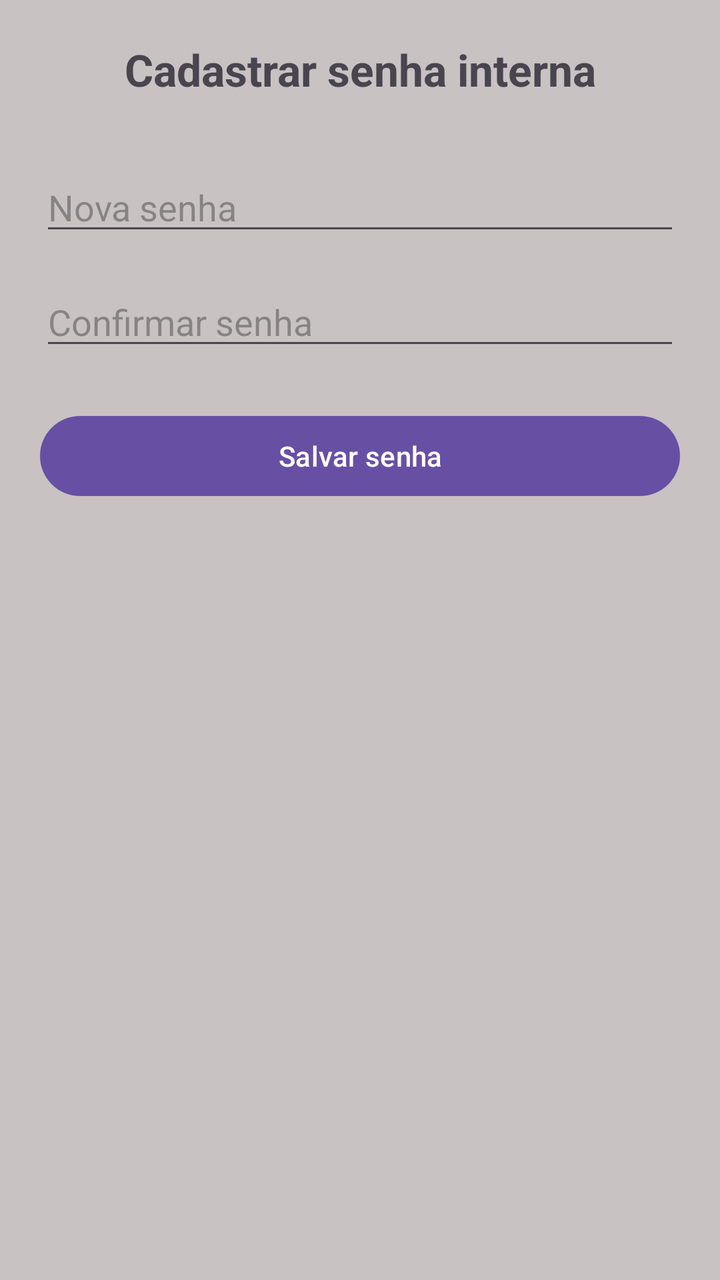
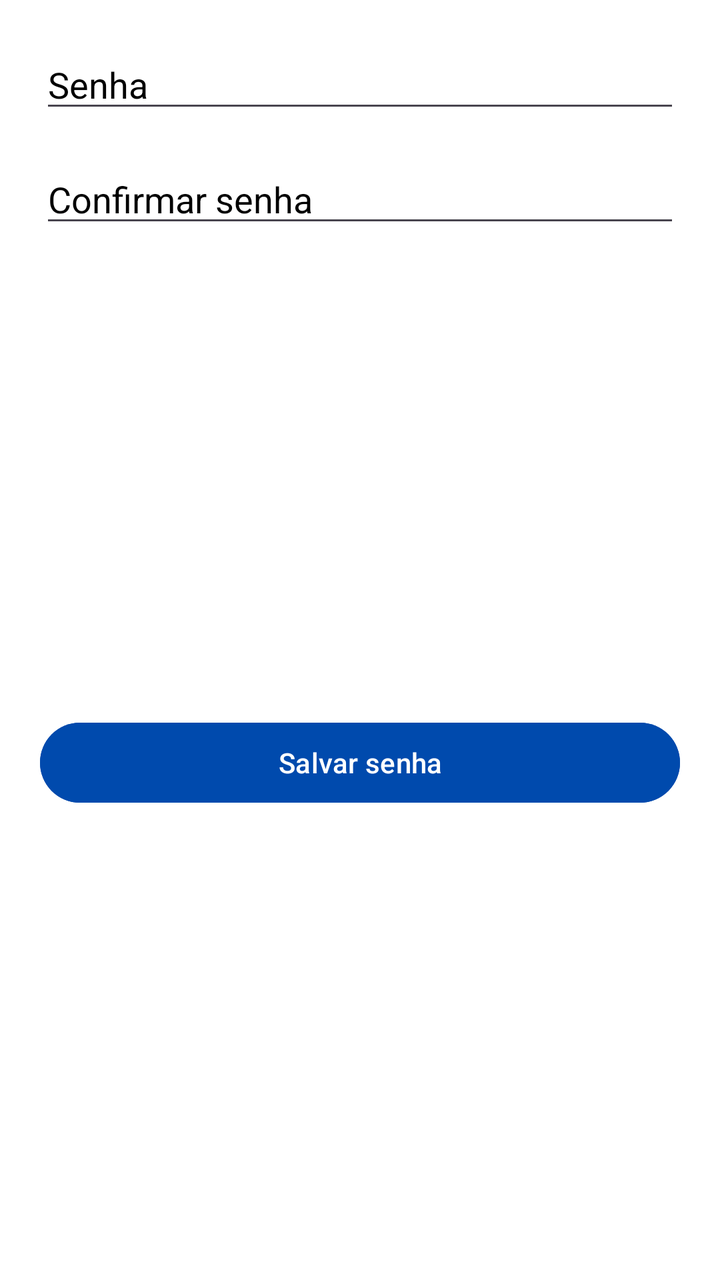

Two renders of the same Android screen: before a commit and after it. Below are the layout's source before the change and the commit's diff.
<!-- AndroidManifest.xml: application theme Theme.App_PI2 -->
<!-- res/layout/fragment_criar_senha_resp.xml -->
<?xml version="1.0" encoding="utf-8"?>
<androidx.constraintlayout.widget.ConstraintLayout
    xmlns:android="http://schemas.android.com/apk/res/android"
    xmlns:app="http://schemas.android.com/apk/res-auto"
    xmlns:tools="http://schemas.android.com/tools"
    android:layout_width="match_parent"
    android:layout_height="wrap_content"
    android:background="#C8C2C2"
    android:padding="20dp">

    <TextView
        android:id="@+id/tv_titulo_senha"
        android:layout_width="wrap_content"
        android:layout_height="wrap_content"
        android:text="Cadastrar senha interna"
        android:textSize="22sp"
        android:textStyle="bold"
        app:layout_constraintTop_toTopOf="parent"
        app:layout_constraintStart_toStartOf="parent"
        app:layout_constraintEnd_toEndOf="parent" />

    <EditText
        android:id="@+id/edit_nova_senha"
        android:layout_width="0dp"
        android:layout_height="wrap_content"
        android:hint="Nova senha"
        android:inputType="textPassword"
        android:layout_marginTop="32dp"
        app:layout_constraintTop_toBottomOf="@id/tv_titulo_senha"
        app:layout_constraintStart_toStartOf="parent"
        app:layout_constraintEnd_toEndOf="parent" />

    <EditText
        android:id="@+id/edit_confirmar_senha"
        android:layout_width="0dp"
        android:layout_height="wrap_content"
        android:hint="Confirmar senha"
        android:inputType="textPassword"
        app:layout_constraintTop_toBottomOf="@id/edit_nova_senha"
        app:layout_constraintStart_toStartOf="parent"
        app:layout_constraintEnd_toEndOf="parent"
        android:layout_marginTop="16dp" />

    <Button
        android:id="@+id/btn_salvar_senha"
        android:layout_width="0dp"
        android:layout_height="wrap_content"
        android:text="Salvar senha"
        app:layout_constraintTop_toBottomOf="@id/edit_confirmar_senha"
        app:layout_constraintStart_toStartOf="parent"
        app:layout_constraintEnd_toEndOf="parent"
        android:layout_marginTop="24dp" />

</androidx.constraintlayout.widget.ConstraintLayout>
<!-- resources referenced by this layout -->
<resources>
  <style name="Theme.App_PI2" parent="Base.Theme.App_PI2" />
  <style name="Base.Theme.App_PI2" parent="Theme.Material3.DayNight.NoActionBar">
          
          
      </style>
</resources>

<!-- the commit's change to res/layout/fragment_criar_senha_resp.xml (unified diff, before → after) -->
@@ -5,35 +5,29 @@
     xmlns:tools="http://schemas.android.com/tools"
     android:layout_width="match_parent"
     android:layout_height="wrap_content"
-    android:background="#C8C2C2"
+    android:background="@color/white"
     android:padding="20dp">
-
-    <TextView
-        android:id="@+id/tv_titulo_senha"
-        android:layout_width="wrap_content"
-        android:layout_height="wrap_content"
-        android:text="Cadastrar senha interna"
-        android:textSize="22sp"
-        android:textStyle="bold"
-        app:layout_constraintTop_toTopOf="parent"
-        app:layout_constraintStart_toStartOf="parent"
-        app:layout_constraintEnd_toEndOf="parent" />
 
     <EditText
         android:id="@+id/edit_nova_senha"
-        android:layout_width="0dp"
+        android:layout_width="match_parent"
+        android:minWidth="700dp"
         android:layout_height="wrap_content"
-        android:hint="Nova senha"
+        android:hint="Senha"
+        android:textColorHint="@color/black"
+        android:textColor="@color/black"
         android:inputType="textPassword"
-        android:layout_marginTop="32dp"
-        app:layout_constraintTop_toBottomOf="@id/tv_titulo_senha"
+        app:layout_constraintEnd_toEndOf="parent"
         app:layout_constraintStart_toStartOf="parent"
-        app:layout_constraintEnd_toEndOf="parent" />
+        app:layout_constraintTop_toTopOf="parent" />
 
     <EditText
         android:id="@+id/edit_confirmar_senha"
-        android:layout_width="0dp"
+        android:layout_width="match_parent"
+        android:minWidth="700dp"
         android:layout_height="wrap_content"
+        android:textColorHint="@color/black"
+        android:textColor="@color/black"
         android:hint="Confirmar senha"
         android:inputType="textPassword"
         app:layout_constraintTop_toBottomOf="@id/edit_nova_senha"
@@ -43,12 +37,16 @@
 
     <Button
         android:id="@+id/btn_salvar_senha"
-        android:layout_width="0dp"
+        android:layout_width="match_parent"
+        android:minWidth="700dp"
         android:layout_height="wrap_content"
+        android:layout_marginTop="24dp"
         android:text="Salvar senha"
-        app:layout_constraintTop_toBottomOf="@id/edit_confirmar_senha"
+        android:backgroundTint="@color/cor_botao_primario"
+        android:textColor="@color/white"
+        app:layout_constraintBottom_toBottomOf="parent"
+        app:layout_constraintEnd_toEndOf="parent"
         app:layout_constraintStart_toStartOf="parent"
-        app:layout_constraintEnd_toEndOf="parent"
-        android:layout_marginTop="24dp" />
+        app:layout_constraintTop_toBottomOf="@id/edit_confirmar_senha" />
 
 </androidx.constraintlayout.widget.ConstraintLayout>
<!-- resource entries referenced after the edit -->
@@ -1,5 +1,8 @@
 <!-- resources referenced by this layout -->
 <resources>
+  <color name="black">#FF000000</color>
+  <color name="cor_botao_primario">#004AAD</color>
+  <color name="white">#FFFFFFFF</color>
   <style name="Theme.App_PI2" parent="Base.Theme.App_PI2" />
   <style name="Base.Theme.App_PI2" parent="Theme.Material3.DayNight.NoActionBar">
           
